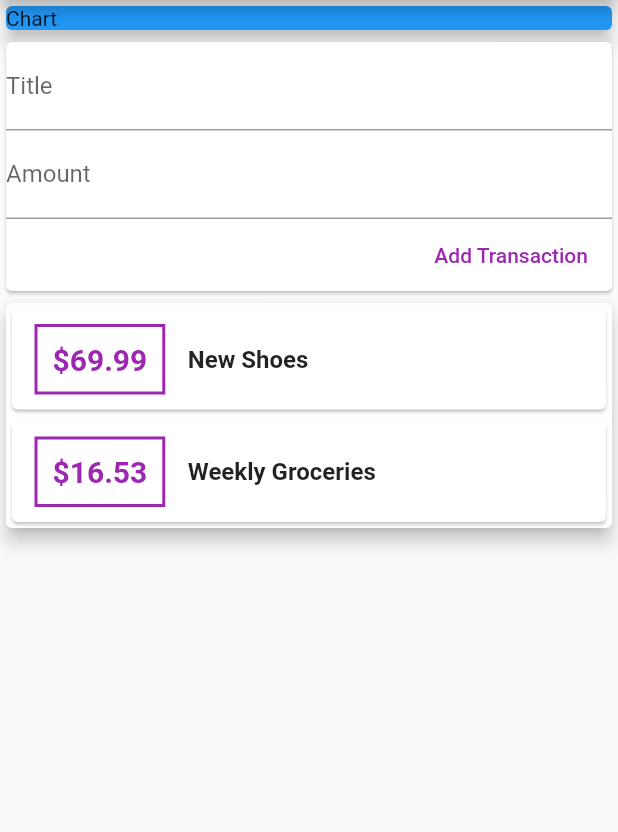
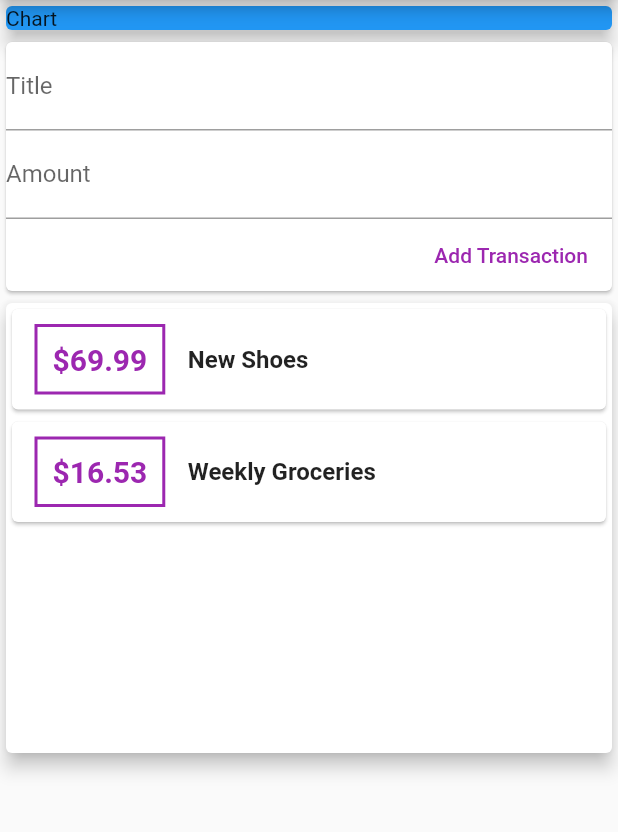
Before and after one commit to TahaMsv/Personal_Expenses, a Flutter app: the screen it shows after launch, on a phone screen of 412 x 824 dp, the part 84-916 px from its top. Run offline on Flutter 3.47's test engine with Material 2 defaults, Android fonts, the phone set to English and light mode, and no system bars.

Commit message:
ListView.Builder added

```diff
--- a/lib/main.dart
+++ b/lib/main.dart
@@ -22,7 +22,8 @@ class MyHomePage extends StatelessWidget {
       appBar: AppBar(
         title: Text('Personal Expenses'),
       ),
-      body: Column(
+      body: SingleChildScrollView(
+              child: Column(
           crossAxisAlignment: CrossAxisAlignment.stretch,
           children: <Widget>[
             Container(
@@ -36,6 +37,7 @@ class MyHomePage extends StatelessWidget {
             UserTransaction(),
           ],
         ),
+      ),
     );
   }
 }
--- a/lib/transactions_list.dart
+++ b/lib/transactions_list.dart
@@ -1,14 +1,16 @@
 import 'package:flutter/material.dart';
 import './Transaction.dart';
 
-class TransactionsList extends StatelessWidget {
-
+class  TransactionsList extends StatelessWidget {
   final List<Transaction> userTransactions;
   TransactionsList(this.userTransactions);
+
   @override
   Widget build(BuildContext context) {
-    return Column(
-      children: userTransactions.map((tx) {
+    return Container(
+      height: 300,
+      child: ListView.builder(
+        itemBuilder: (ctx, index) {
           return Card(
             child: Row(children: <Widget>[
               Container(
@@ -24,7 +26,7 @@ class TransactionsList extends StatelessWidget {
                   ),
                 ),
                 child: Text(
-                '\$${tx.amount}',
+                  '\$${userTransactions[index].amount}',
                   style: TextStyle(
                     fontWeight: FontWeight.bold,
                     fontSize: 20,
@@ -37,7 +39,7 @@ class TransactionsList extends StatelessWidget {
                   crossAxisAlignment: CrossAxisAlignment.start,
                   children: <Widget>[
                     Text(
-                    tx.title,
+                      userTransactions[index].title,
                       style: TextStyle(
                         fontSize: 16,
                         fontWeight: FontWeight.bold,
@@ -48,7 +50,9 @@ class TransactionsList extends StatelessWidget {
               ),
             ]),
           );
-      }).toList(),
+        },
+        itemCount: userTransactions.length,
+      ),
     );
   }
 }
```
Lines whose indentation alone changed are shown as unchanged.
